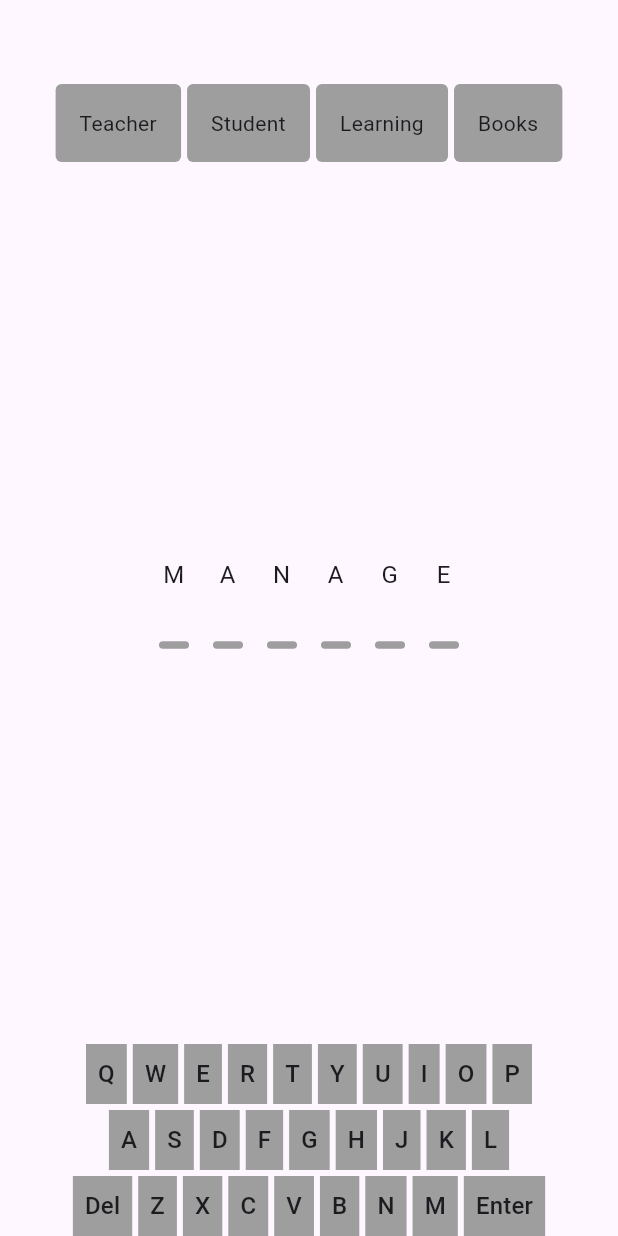
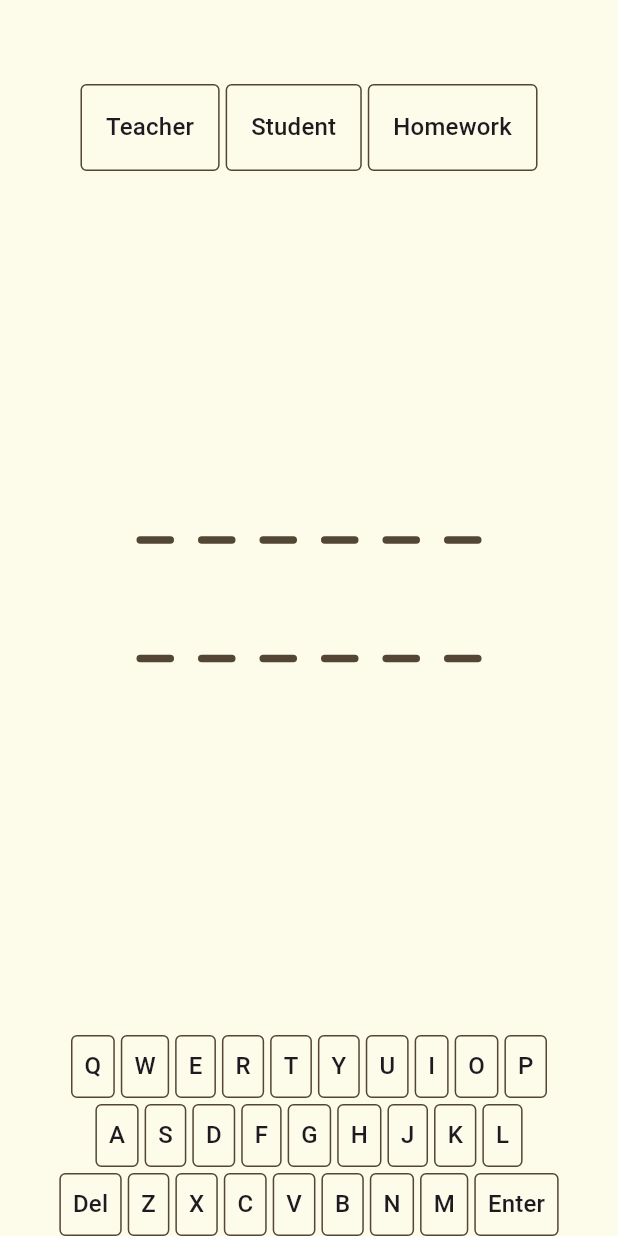
Before and after one commit to burakiscoding/four_words_game, a Flutter app: the screen it shows after launch, on a phone screen of 412 x 824 dp. Run offline on Flutter 3.47's test engine with Material 3 defaults, Android fonts, the phone set to English and light mode, and no system bars; drawn by our look-alikes of flutter_animate; our stand-ins replace equatable, flutter_riverpod.

Commit message:
completed game logic

```diff
--- /dev/null
+++ b/lib/core/db/db_client.dart
@@ -0,0 +1,3 @@
+class DbClient {
+  // Sqflite object
+}
--- /dev/null
+++ b/lib/features/game/presentation/models/letter.dart
@@ -0,0 +1,13 @@
+enum LetterState { none, posCorrect, posWrong, notInWord }
+
+class Letter {
+  final String value;
+  final LetterState state;
+
+  const Letter({required this.value, this.state = LetterState.none});
+
+  const Letter.empty({this.value = "", this.state = LetterState.none});
+}
+
+typedef Word = List<Letter>;
+typedef WordString = List<String>;
--- a/lib/features/game/presentation/ui/game_screen.dart
+++ b/lib/features/game/presentation/ui/game_screen.dart
@@ -1,28 +1,52 @@
 import 'package:flutter/material.dart';
+import 'package:flutter_riverpod/flutter_riverpod.dart';
+import 'package:four_words_game/features/game/presentation/state/game_notifier.dart';
 import 'package:four_words_game/features/game/presentation/ui/keyboard_view.dart';
 import 'package:four_words_game/features/game/presentation/ui/keywords_view.dart';
-import 'package:four_words_game/features/game/presentation/ui/word_input_view.dart';
+import 'package:four_words_game/features/game/presentation/ui/word_and_last_word_view.dart';
 
-class GameScreen extends StatefulWidget {
+class GameScreen extends ConsumerStatefulWidget {
   const GameScreen({super.key});
 
   @override
-  State<GameScreen> createState() => _GameScreenState();
+  ConsumerState<GameScreen> createState() => _GameScreenState();
 }
 
-class _GameScreenState extends State<GameScreen> {
+class _GameScreenState extends ConsumerState<GameScreen> {
+  @override
+  void initState() {
+    super.initState();
+
+    WidgetsBinding.instance.addPostFrameCallback((_) {
+      ref.read(gameProvider.notifier).getWordCard();
+    });
+  }
+
+  @override
+  void dispose() {
+    ref.read(gameProvider.notifier).cancelTimer();
+    super.dispose();
+  }
+
   @override
   Widget build(BuildContext context) {
+    final state = ref.watch(gameProvider);
+
     return Scaffold(
-      appBar: AppBar(),
+      backgroundColor: Color.fromRGBO(253, 251, 234, 1),
+      appBar: AppBar(backgroundColor: Color.fromRGBO(253, 251, 234, 1)),
       body: SafeArea(
         child: Column(
           children: [
-            KeywordsView(keywords: ["Teacher", "Student", "Learning", "Books"]),
+            KeywordsView(keywords: state.wordCard.keywords),
             Spacer(),
-            WordInputView(word: ["S", "C", "H", "O", "O", "L"], lastWord: ["M", "A", "N", "A", "G", "E"]),
+            WordAndLastWordView(word: state.word, lastWord: state.lastWord, isWin: state.isWin),
             Spacer(),
-            KeyboardView(),
+            KeyboardView(
+              onKeyPressed: ref.read(gameProvider.notifier).updateWord,
+              onDeletePressed: ref.read(gameProvider.notifier).deleteWord,
+              onEnterPressed: ref.read(gameProvider.notifier).submitWord,
+            ),
           ],
         ),
       ),
--- a/lib/features/game/presentation/ui/keyboard_view.dart
+++ b/lib/features/game/presentation/ui/keyboard_view.dart
@@ -1,11 +1,15 @@
 import 'package:flutter/material.dart';
 
 class KeyboardView extends StatelessWidget {
-  const KeyboardView({super.key});
+  final ValueChanged<String>? onKeyPressed;
+  final VoidCallback? onEnterPressed;
+  final VoidCallback? onDeletePressed;
+
+  const KeyboardView({super.key, this.onKeyPressed, this.onEnterPressed, this.onDeletePressed});
 
   final String firstRow = "Q,W,E,R,T,Y,U,I,O,P";
   final String secondRow = "A,S,D,F,G,H,J,K,L";
-  final String thirdRow = "Del,Z,X,C,V,B,N,M,Enter";
+  final String thirdRow = "Z,X,C,V,B,N,M";
 
   @override
   Widget build(BuildContext context) {
@@ -15,17 +19,21 @@ class KeyboardView extends StatelessWidget {
         Row(
           spacing: 4,
           mainAxisAlignment: MainAxisAlignment.center,
-          children: firstRow.split(',').map((letter) => _KeyboardLetterView(letter)).toList(),
+          children: firstRow.split(',').map((letter) => _KeyboardLetterView(letter, onPressed: onKeyPressed)).toList(),
         ),
         Row(
           spacing: 4,
           mainAxisAlignment: MainAxisAlignment.center,
-          children: secondRow.split(',').map((letter) => _KeyboardLetterView(letter)).toList(),
+          children: secondRow.split(',').map((letter) => _KeyboardLetterView(letter, onPressed: onKeyPressed)).toList(),
         ),
         Row(
           spacing: 4,
           mainAxisAlignment: MainAxisAlignment.center,
-          children: thirdRow.split(',').map((letter) => _KeyboardLetterView(letter)).toList(),
+          children: [
+            _KeyboardLetterView("Del", onPressed: (_) => onDeletePressed?.call()),
+            ...thirdRow.split(',').map((letter) => _KeyboardLetterView(letter, onPressed: onKeyPressed)),
+            _KeyboardLetterView("Enter", onPressed: (_) => onEnterPressed?.call()),
+          ],
         ),
       ],
     );
@@ -34,15 +42,22 @@ class KeyboardView extends StatelessWidget {
 
 class _KeyboardLetterView extends StatelessWidget {
   final String letter;
+  final ValueChanged<String>? _onPressed;
 
-  const _KeyboardLetterView(this.letter);
+  const _KeyboardLetterView(this.letter, {ValueChanged<String>? onPressed}) : _onPressed = onPressed;
 
   @override
   Widget build(BuildContext context) {
-    return Container(
-      padding: const EdgeInsets.all(8),
-      color: Colors.grey,
-      child: Text(letter, style: Theme.of(context).textTheme.titleMedium),
+    return GestureDetector(
+      onTap: () => _onPressed?.call(letter),
+      child: Container(
+        padding: const EdgeInsets.all(8),
+        decoration: BoxDecoration(
+          border: Border.all(color: Color.fromRGBO(83, 70, 52, 1)),
+          borderRadius: BorderRadius.all(Radius.circular(4)),
+        ),
+        child: Text(letter, style: Theme.of(context).textTheme.titleMedium),
+      ),
     );
   }
 }
--- a/lib/features/game/presentation/ui/keywords_view.dart
+++ b/lib/features/game/presentation/ui/keywords_view.dart
@@ -24,9 +24,12 @@ class _KeywordCardView extends StatelessWidget {
   @override
   Widget build(BuildContext context) {
     return Container(
-      decoration: BoxDecoration(color: Colors.grey, borderRadius: BorderRadius.all(Radius.circular(4))),
+      decoration: BoxDecoration(
+        border: Border.all(color: Color.fromRGBO(83, 70, 52, 1)),
+        borderRadius: BorderRadius.all(Radius.circular(4)),
+      ),
       padding: const EdgeInsets.all(16),
-      child: Text(keyword, textAlign: TextAlign.center),
+      child: Text(keyword, style: Theme.of(context).textTheme.titleMedium, textAlign: TextAlign.center),
     );
   }
 }
--- /dev/null
+++ b/lib/features/game/presentation/ui/word_and_last_word_view.dart
@@ -0,0 +1,159 @@
+import 'package:flutter/material.dart';
+import 'package:four_words_game/features/game/presentation/models/letter.dart';
+import 'package:flutter_animate/flutter_animate.dart';
+
+class WordAndLastWordView extends StatelessWidget {
+  final WordString word;
+  final Word lastWord;
+  final bool isWin;
+
+  const WordAndLastWordView({super.key, required this.word, required this.lastWord, required this.isWin});
+
+  @override
+  Widget build(BuildContext context) {
+    return Column(
+      children: [
+        SizedBox(height: 50, child: _LastWordText(lastWord)),
+        const SizedBox(height: 24),
+        SizedBox(height: 60, child: _WordText(word, isWin)),
+      ],
+    );
+  }
+}
+
+class _LastWordText extends StatelessWidget {
+  final Word word;
+
+  const _LastWordText(this.word);
+
+  @override
+  Widget build(BuildContext context) {
+    return Animate(
+      key: ValueKey<String>(word.map((e) => e.value).join('')),
+      effects: [
+        // SlideEffect(
+        //   begin: Offset(0, 0.9),
+        //   end: Offset(0, 0),
+        //   curve: Curves.easeOut,
+        //   duration: Duration(milliseconds: 500),
+        // ),
+        FadeEffect(duration: const Duration(milliseconds: 200)),
+      ],
+      child: Row(
+        spacing: 16,
+        mainAxisAlignment: MainAxisAlignment.center,
+        children: word.map((letter) => _LastWordChar(letter)).toList(),
+      ),
+    );
+  }
+}
+
+class _WordText extends StatelessWidget {
+  final WordString word;
+  final bool isWin;
+
+  const _WordText(this.word, this.isWin);
+
+  @override
+  Widget build(BuildContext context) {
+    if (isWin) {
+      return Column(
+        children: [
+          Text(
+            "You Won!",
+            style: Theme.of(context).textTheme.titleLarge?.copyWith(
+              color: Color.fromRGBO(83, 70, 52, 1),
+              fontWeight: FontWeight.bold,
+              letterSpacing: 2,
+            ),
+            textAlign: TextAlign.center,
+          ),
+          Text("Next word in 3", style: Theme.of(context).textTheme.titleSmall),
+        ],
+      );
+    } else {
+      return Row(
+        spacing: 16,
+        mainAxisAlignment: MainAxisAlignment.center,
+        children: word.map((letter) => _WordChar(letter)).toList(),
+      );
+    }
+  }
+}
+
+class _WordChar extends StatelessWidget {
+  final String letter;
+
+  const _WordChar(this.letter);
+
+  @override
+  Widget build(BuildContext context) {
+    if (letter == "") {
+      return _Line();
+    }
+
+    return SizedBox(
+      width: 25,
+      child: Text(
+        letter,
+        style: Theme.of(
+          context,
+        ).textTheme.titleLarge?.copyWith(color: Color.fromRGBO(83, 70, 52, 1), fontWeight: FontWeight.bold),
+        textAlign: TextAlign.center,
+      ),
+    );
+  }
+}
+
+class _LastWordChar extends StatelessWidget {
+  final Letter letter;
+
+  const _LastWordChar(this.letter);
+
+  Color _colorForState(LetterState state) {
+    switch (state) {
+      case LetterState.posCorrect:
+        return Colors.green;
+      case LetterState.posWrong:
+        return Colors.orange;
+      case LetterState.notInWord:
+        return Color.fromRGBO(83, 70, 52, 1);
+      case LetterState.none:
+        return Color.fromRGBO(83, 70, 52, 1);
+    }
+  }
+
+  @override
+  Widget build(BuildContext context) {
+    if (letter.value == "") {
+      return _Line();
+    }
+
+    return SizedBox(
+      width: 25,
+      child: Text(
+        letter.value,
+        style: Theme.of(
+          context,
+        ).textTheme.titleLarge?.copyWith(color: _colorForState(letter.state), fontWeight: FontWeight.bold),
+        textAlign: TextAlign.center,
+      ),
+    );
+  }
+}
+
+class _Line extends StatelessWidget {
+  const _Line();
+
+  @override
+  Widget build(BuildContext context) {
+    return Container(
+      width: 25,
+      height: 5,
+      decoration: BoxDecoration(
+        color: Color.fromRGBO(83, 70, 52, 1),
+        borderRadius: BorderRadius.all(Radius.circular(10)),
+      ),
+    );
+  }
+}
--- a/lib/features/game/presentation/ui/word_input_view.dart
+++ /dev/null
@@ -1,60 +0,0 @@
-import 'package:flutter/material.dart';
-
-class WordInputView extends StatelessWidget {
-  final List<String> word;
-  final List<String> lastWord;
-
-  const WordInputView({super.key, required this.word, required this.lastWord});
-
-  @override
-  Widget build(BuildContext context) {
-    return Column(
-      children: [
-        _WordInputHistoryView(lastWord),
-        const SizedBox(height: 32),
-        Row(
-          spacing: 16,
-          mainAxisAlignment: MainAxisAlignment.center,
-          children: word.map((letter) => _WordInputLetterView(letter)).toList(),
-        ),
-      ],
-    );
-  }
-}
-
-class _WordInputLetterView extends StatelessWidget {
-  final String letter;
-
-  const _WordInputLetterView(this.letter);
-
-  @override
-  Widget build(BuildContext context) {
-    return Container(
-      width: 20,
-      height: 5,
-      decoration: BoxDecoration(color: Colors.grey, borderRadius: BorderRadius.all(Radius.circular(4))),
-    );
-  }
-}
-
-class _WordInputHistoryView extends StatelessWidget {
-  final List<String> lastWord;
-
-  const _WordInputHistoryView(this.lastWord);
-
-  @override
-  Widget build(BuildContext context) {
-    return Row(
-      spacing: 16,
-      mainAxisAlignment: MainAxisAlignment.center,
-      children: lastWord
-          .map(
-            (t) => SizedBox(
-              width: 20,
-              child: Text(t, style: Theme.of(context).textTheme.bodyLarge, textAlign: TextAlign.center),
-            ),
-          )
-          .toList(),
-    );
-  }
-}
--- a/lib/main.dart
+++ b/lib/main.dart
@@ -1,8 +1,11 @@
 import 'package:flutter/material.dart';
+import 'package:flutter_riverpod/flutter_riverpod.dart';
 import 'package:four_words_game/features/game/presentation/ui/game_screen.dart';
 
 void main() {
-  runApp(const MyApp());
+  WidgetsFlutterBinding.ensureInitialized();
+
+  runApp(ProviderScope(child: const MyApp()));
 }
 
 class MyApp extends StatelessWidget {
--- a/pubspec.yaml
+++ b/pubspec.yaml
@@ -34,6 +34,10 @@ dependencies:
   # The following adds the Cupertino Icons font to your application.
   # Use with the CupertinoIcons class for iOS style icons.
   cupertino_icons: ^1.0.8
+  riverpod: ^2.6.1
+  equatable: ^2.0.7
+  flutter_riverpod: ^2.6.1
+  flutter_animate: ^4.5.2
 
 dev_dependencies:
   flutter_test:
@@ -44,7 +48,7 @@ dev_dependencies:
   # activated in the `analysis_options.yaml` file located at the root of your
   # package. See that file for information about deactivating specific lint
   # rules and activating additional ones.
-  flutter_lints: ^5.0.0
+  flutter_lints: ^6.0.0
 
 # For information on the generic Dart part of this file, see the
 # following page: https://dart.dev/tools/pub/pubspec
```
Also changed, not shown: lib/core/error/exceptions.dart (added, +56 -0 lines), lib/core/error/failures.dart (added, +46 -0 lines), lib/core/models/either.dart (added, +27 -0 lines), lib/features/game/data/datasources/game_local_data_source.dart (added, +26 -0 lines), lib/features/game/data/models/word_card_model.dart (added, +8 -0 lines), lib/features/game/domain/entities/word_card_entity.dart (added, +26 -0 lines), lib/features/game/domain/repositories/game_repository.dart (added, +7 -0 lines), lib/features/game/presentation/helpers/game_helper.dart (added, +68 -0 lines), lib/features/game/presentation/state/game_notifier.dart (added, +86 -0 lines), lib/features/game/presentation/state/game_state.dart (added, +70 -0 lines), pubspec.lock.
